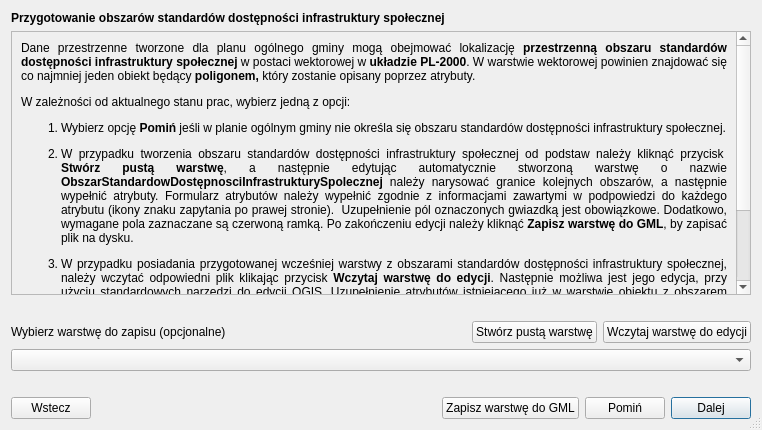
Qt form modules/app/views/ui/wektor_instrukcja_dialog_OSD.ui (CyfryzacjaAPP/wtyczka_qgis_app_2) before a commit.
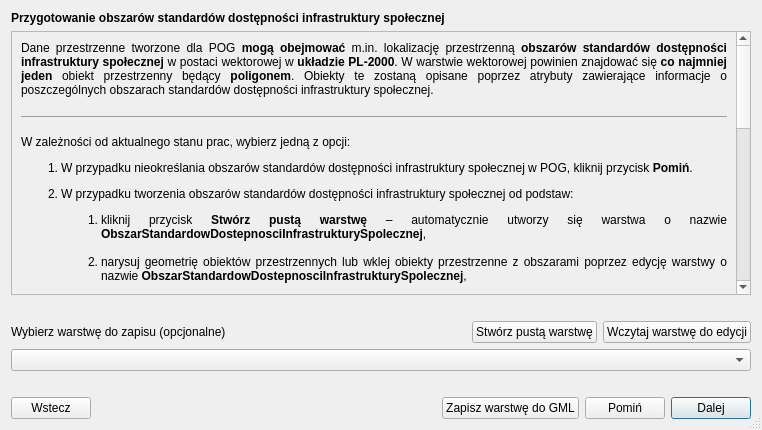
The same form after that commit. Custom widgets are drawn as their Qt base class.

What changed in the file:
```diff
--- a/modules/app/views/ui/wektor_instrukcja_dialog_OSD.ui
+++ b/modules/app/views/ui/wektor_instrukcja_dialog_OSD.ui
@@ -49,7 +49,7 @@
           <x>0</x>
           <y>0</y>
           <width>723</width>
-          <height>338</height>
+          <height>499</height>
          </rect>
         </property>
         <layout class="QGridLayout" name="gridLayout">
@@ -61,20 +61,7 @@
             </font>
            </property>
            <property name="text">
-            <string>&lt;p&gt;Dane przestrzenne tworzone dla planu ogólnego gminy mogą obejmować lokalizację &lt;strong&gt;przestrzenną obszaru standardów dostępności infrastruktury społecznej&lt;/strong&gt; w postaci wektorowej w &lt;strong&gt;układzie PL-2000&lt;/strong&gt;. W warstwie wektorowej powinien znajdować się co najmniej jeden obiekt będący &lt;strong&gt;poligon&lt;/strong&gt;&lt;strong&gt;em,&lt;/strong&gt; który zostanie opisany poprzez atrybuty.&lt;/p&gt;
-&lt;p&gt;W zależności od aktualnego stanu prac, wybierz jedną z opcji:&lt;/p&gt;
-&lt;ol&gt;
-  &lt;li&gt;
-    &lt;p&gt;Wybierz opcję &lt;strong&gt;Pomiń&lt;/strong&gt; jeśli w planie ogólnym gminy nie określa się obszaru standardów dostępności infrastruktury społecznej.&lt;/p&gt;
-  &lt;/li&gt;
-  &lt;li&gt;
-    &lt;p&gt;W przypadku tworzenia obszaru standardów dostępności infrastruktury społecznej od podstaw należy kliknąć przycisk&amp;nbsp; &lt;strong&gt;Stwórz pustą warstwę&lt;/strong&gt;, a następnie edytując automatycznie stworzoną warstwę o nazwie &lt;strong&gt;Ob&lt;/strong&gt;&lt;strong&gt;szar&lt;/strong&gt;&lt;strong&gt;StandardowDostępnosciInfrastrukturySpolecznej&lt;/strong&gt;&lt;strong&gt;&amp;nbsp;&lt;/strong&gt;należy narysować granice kolejnych obszarów, a następnie wypełnić atrybuty. Formularz atrybutów należy wypełnić zgodnie z informacjami zawartymi w podpowiedzi do każdego atrybutu (ikony znaku zapytania po prawej stronie).&amp;nbsp; Uzupełnienie pól oznaczonych gwiazdką jest obowiązkowe. Dodatkowo, wymagane pola zaznaczane są czerwoną ramką. Po zakończeniu edycji należy kliknąć &lt;strong&gt;Zapisz warstwę do GML&lt;/strong&gt;, by zapisać plik na dysku.&lt;/p&gt;
-  &lt;/li&gt;
-  &lt;li&gt;
-    &lt;p&gt;W przypadku posiadania przygotowanej wcześniej warstwy z obszarami standardów dostępności infrastruktury społecznej, należy wczytać odpowiedni plik klikając przycisk &lt;strong&gt;Wczytaj warstwę do edycji&lt;/strong&gt;. Następnie możliwa jest jego edycja, przy użyciu standardowych narzędzi do edycji QGIS. Uzupełnienie atrybutów istniejącego już w warstwie obiektu z obszarem standardów dostępności infrastruktury społecznej jest możliwe po kliknięciu na obiekt przy użyciu standardowego narzędzia QGIS &lt;strong&gt;Informacje o obiekcie&lt;/strong&gt;. Po zakończeniu edycji należy kliknąć &lt;strong&gt;Zapisz warstwę do GML&lt;/strong&gt;, by zapisać plik na dysku.&lt;/p&gt;
-  &lt;/li&gt;
-&lt;/ol&gt;
-&lt;p&gt;Wczytanie obszaru zabudowy śródmiejskiej w kroku 3, pozwala na automatyczne sprawdzenie poprawności geometrii, w tym w zakresie wykraczania poza obszar POG. Zapisanie poprawnego pliku w formacie GML przy użyciu przycisku &lt;strong&gt;Zapisz warstwę do GML&lt;/strong&gt;, umożliwia również ponowne wczytanie zapisanej warstwy do wtyczki w celu dalszej pracy. Istnieje możliwość pominięcia kroku 5. W tym celu należy wybrać opcję &lt;strong&gt;Pomiń.&lt;/strong&gt;&lt;/p&gt;</string>
+            <string>&lt;p&gt;Dane przestrzenne tworzone dla POG &lt;b&gt;mogą obejmować&lt;/b&gt; m.in. lokalizację przestrzenną &lt;b&gt;obszar&amp;oacute;w standard&amp;oacute;w dostępności infrastruktury społecznej&lt;/b&gt; w postaci wektorowej w &lt;b&gt;układzie PL-2000&lt;/b&gt;. W warstwie wektorowej powinien znajdować się &lt;b&gt;co najmniej jeden &lt;/b&gt;obiekt przestrzenny będący &lt;b&gt;poligonem&lt;/b&gt;. Obiekty te zostaną opisane poprzez atrybuty zawierające informacje o poszczeg&amp;oacute;lnych obszarach standard&amp;oacute;w dostępności infrastruktury społecznej.&lt;/p&gt;&lt;hr /&gt;&lt;p&gt;W zależności od aktualnego stanu prac, wybierz jedną z opcji:&lt;/p&gt;&lt;ol&gt;&lt;li&gt;&lt;p&gt;W przypadku nieokreślania obszar&amp;oacute;w standard&amp;oacute;w dostępności infrastruktury społecznej w POG, kliknij przycisk &lt;b&gt;Pomiń&lt;/b&gt;.&lt;/p&gt;&lt;/li&gt;&lt;li&gt;&lt;p&gt;W przypadku tworzenia obszar&amp;oacute;w standard&amp;oacute;w dostępności infrastruktury społecznej od podstaw:&lt;/p&gt;&lt;ol style=&quot;list-style-type: lower-alpha;&quot;&gt;&lt;li&gt;kliknij przycisk &lt;b&gt;Stw&amp;oacute;rz pustą warstwę&lt;/b&gt; &amp;ndash; automatycznie utworzy się warstwa o nazwie &lt;b&gt;ObszarStandardowDostepnosciInfrastrukturySpolecznej&lt;/b&gt;,&lt;br&gt;&lt;/li&gt;&lt;li&gt;narysuj geometrię obiekt&amp;oacute;w przestrzennych lub wklej obiekty przestrzenne z obszarami poprzez edycję warstwy o nazwie &lt;b&gt;ObszarStandardowDostepnosciInfrastrukturySpolecznej&lt;/b&gt;,&lt;br&gt;&lt;/li&gt;&lt;li&gt;wypełnij atrybuty obiekt&amp;oacute;w przestrzennych poprzez edycję warstwy o nazwie &lt;b&gt;ObszarStandardowDostepnosciInfrastrukturySpolecznej&lt;/b&gt;,&lt;br&gt;&lt;table style=&quot;border-collapse: collapse; width: 100%;&quot; border=&quot;1&quot;&gt;&lt;tbody&gt;&lt;tr&gt;&lt;td style=&quot;width: 100%;&quot;&gt;&lt;p&gt;&lt;span style=&quot;color: #ff0000;&quot;&gt;UWAGA:&lt;/span&gt;&lt;/p&gt;&lt;p&gt;Wypełnij formularz atrybut&amp;oacute;w zgodnie z informacjami zawartymi w podpowiedzi do każdego atrybutu (ikona znaku zapytania po prawej stronie). Uzupełnienie p&amp;oacute;l oznaczonych gwiazdką jest obowiązkowe. Dodatkowo pola wymagane do wypełnienia zaznaczane są czerwoną ramką.&lt;/p&gt;&lt;/td&gt;&lt;/tr&gt;&lt;/tbody&gt;&lt;/table&gt;&lt;br&gt;&lt;/li&gt;&lt;li&gt;po zakończeniu edycji wybierz edytowaną warstwę z listy poniżej (pole &lt;b&gt;Wybierz warstwę do zapisu&lt;/b&gt;), a następnie kliknij&amp;nbsp;przycisk &lt;b&gt;Zapisz warstwę do GML&lt;/b&gt;, żeby zapisać plik na dysku.&lt;/li&gt;&lt;/ol&gt;&lt;/li&gt;&lt;li&gt;&lt;p&gt;W przypadku posiadania przygotowanej wcześniej warstwy z&amp;nbsp;obszarami standard&amp;oacute;w dostępności infrastruktury społecznej w odpowiednim formacie i strukturze:&lt;/p&gt;&lt;ol style=&quot;list-style-type: lower-alpha;&quot;&gt;&lt;li&gt;wczytaj plik w formacie GML, klikając przycisk &lt;b&gt;Wczytaj warstwę do edycji&lt;/b&gt;,&lt;br&gt;&lt;/li&gt;&lt;li&gt;w razie potrzeby &lt;b&gt;zmień &lt;/b&gt;geometrię obiekt&amp;oacute;w przestrzennych &amp;ndash; przy użyciu standardowych narzędzi do edycji QGIS,&lt;br&gt;&lt;/li&gt;&lt;li&gt;w razie potrzeby uzupełnij atrybuty obiekt&amp;oacute;w przestrzennych &amp;ndash; kliknij na obiekt przestrzenny z obszarem przy użyciu&amp;nbsp;standardowego narzędzia QGIS &lt;b&gt;Informacje o obiekcie&lt;/b&gt;,&lt;br&gt;&lt;/li&gt;&lt;li&gt;po zakończeniu edycji wybierz edytowaną warstwę z listy poniżej (pole &lt;b&gt;Wybierz warstwę do zapisu&lt;/b&gt;), a następnie kliknij przycisk &lt;b&gt;Zapisz warstwę do GML&lt;/b&gt;, żeby zapisać plik na dysku.&lt;br&gt;&lt;/li&gt;&lt;/ol&gt;&lt;/li&gt;&lt;/ol&gt;&lt;table style=&quot;border-collapse: collapse; width: 100%;&quot; border=&quot;1&quot;&gt;&lt;tbody&gt;&lt;tr&gt;&lt;td style=&quot;width: 100%;&quot;&gt;&lt;p&gt;&lt;span style=&quot;color: #000080;&quot;&gt;INFORMACJA:&lt;/span&gt;&lt;/p&gt;&lt;p&gt;Przejście kroku 5 z 7 pozwala (w dalszych krokach opracowywania danych APP) na automatyczne sprawdzenie poprawności geometrii &lt;b&gt;obszar&amp;oacute;w standard&amp;oacute;w dostępności infrastruktury społecznej&lt;/b&gt;, w tym w zakresie wykraczania poza obszar objęty POG. Zapisanie poprawnego pliku w formacie GML przy użyciu przycisku &lt;b&gt;Zapisz warstwę do GML&lt;/b&gt;, umożliwia r&amp;oacute;wnież ponowne wczytanie zapisanej warstwy do wtyczki w celu dalszej pracy.&lt;/p&gt;Możesz pominąć krok 5. W tym celu kliknij przycisk &lt;b&gt;Pomiń.&lt;/b&gt;&lt;/td&gt;&lt;/tr&gt;&lt;/tbody&gt;&lt;/table&gt;</string>
            </property>
            <property name="alignment">
             <set>Qt::AlignJustify|Qt::AlignVCenter</set>
```
